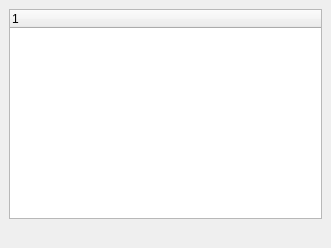
Old version of the form src/mvdshared/ui/importresultspage.ui in the repository hippydream/movida.
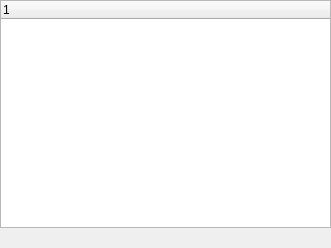
New version of the form.

Commit message: Reduced margin.

```diff
--- a/src/mvdshared/ui/importresultspage.ui
+++ b/src/mvdshared/ui/importresultspage.ui
@@ -81,12 +81,28 @@
       </layout>
      </widget>
      <widget class="QWidget" name="resultsPage" >
+      <property name="geometry" >
+       <rect>
+        <x>0</x>
+        <y>0</y>
+        <width>331</width>
+        <height>248</height>
+       </rect>
+      </property>
       <layout class="QGridLayout" >
+       <property name="margin" >
+        <number>0</number>
+       </property>
        <item row="0" column="0" >
         <widget class="QTreeWidget" name="results" >
          <property name="rootIsDecorated" >
           <bool>false</bool>
          </property>
+         <column>
+          <property name="text" >
+           <string>1</string>
+          </property>
+         </column>
         </widget>
        </item>
        <item row="1" column="0" >
```
Left out of the diff: 26 changed lines with no effect on the pictures. The commit also changes 1 other file.
